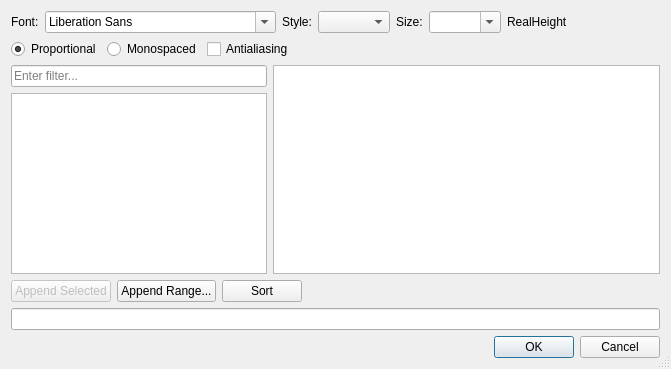
First picture: the form in controls/fonts/font-new/dialogfontselect.ui, repository riuson/lcd-image-converter, before the edit.
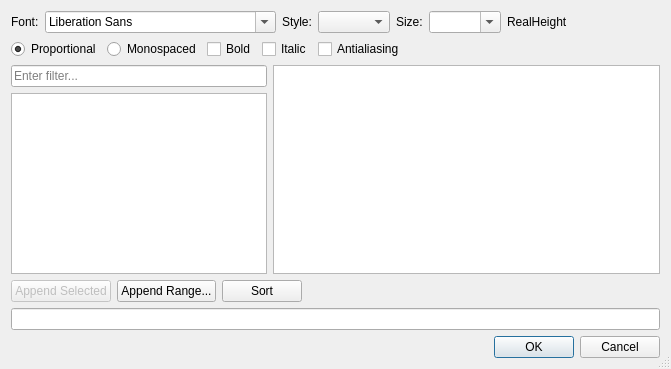
Second picture: the form after the edit.

Commit message: Added Bold/Italic checkbox

```diff
--- a/controls/fonts/font-new/dialogfontselect.ui
+++ b/controls/fonts/font-new/dialogfontselect.ui
@@ -94,6 +94,20 @@
        </property>
       </widget>
      </item>
+     <item>
+      <widget class="QCheckBox" name="checkBoxBold">
+       <property name="text">
+        <string>Bold</string>
+       </property>
+      </widget>
+     </item>
+     <item>
+      <widget class="QCheckBox" name="checkBoxItalic">
+       <property name="text">
+        <string>Italic</string>
+       </property>
+      </widget>
+     </item>
      <item>
       <widget class="QCheckBox" name="checkBoxAntialiasing">
        <property name="text">
```
The commit also changes 2 other files.
